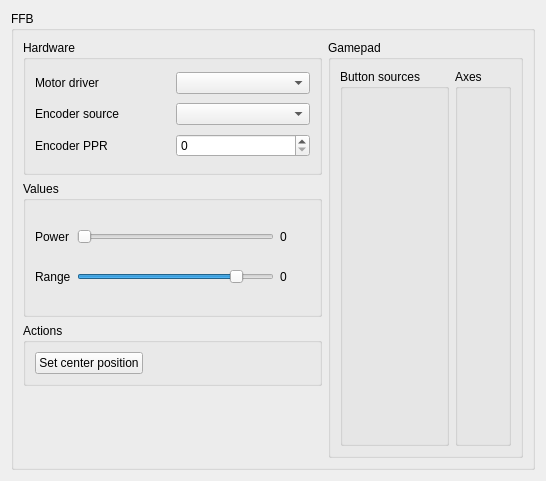
Above: res/ffbclass.ui from Ultrawipf/OpenFFBoard-configurator before the change. Below: the same form after it.
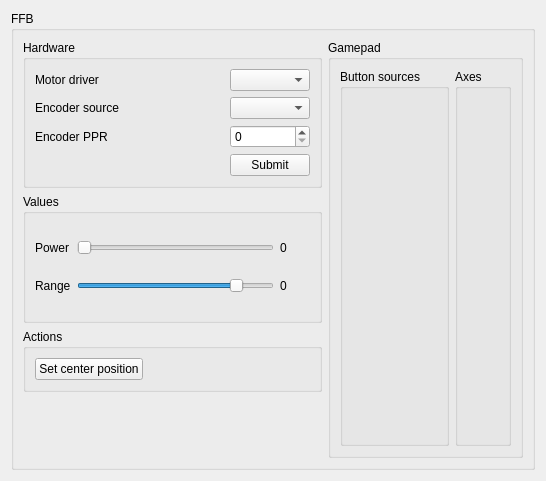
That is the form after the change.

Commit message: Added explicit submit buttons for some settings

Patch:
```diff
--- a/res/ffbclass.ui
+++ b/res/ffbclass.ui
@@ -60,6 +60,26 @@
            </property>
           </widget>
          </item>
+         <item row="3" column="2">
+          <widget class="QPushButton" name="pushButton_submit_hw">
+           <property name="text">
+            <string>Submit</string>
+           </property>
+          </widget>
+         </item>
+         <item row="3" column="0">
+          <spacer name="horizontalSpacer_2">
+           <property name="orientation">
+            <enum>Qt::Horizontal</enum>
+           </property>
+           <property name="sizeHint" stdset="0">
+            <size>
+             <width>40</width>
+             <height>20</height>
+            </size>
+           </property>
+          </spacer>
+         </item>
         </layout>
        </widget>
       </item>
```
Left out of the diff: 14 changed lines with no effect on the pictures. The commit also changes 4 other files.
